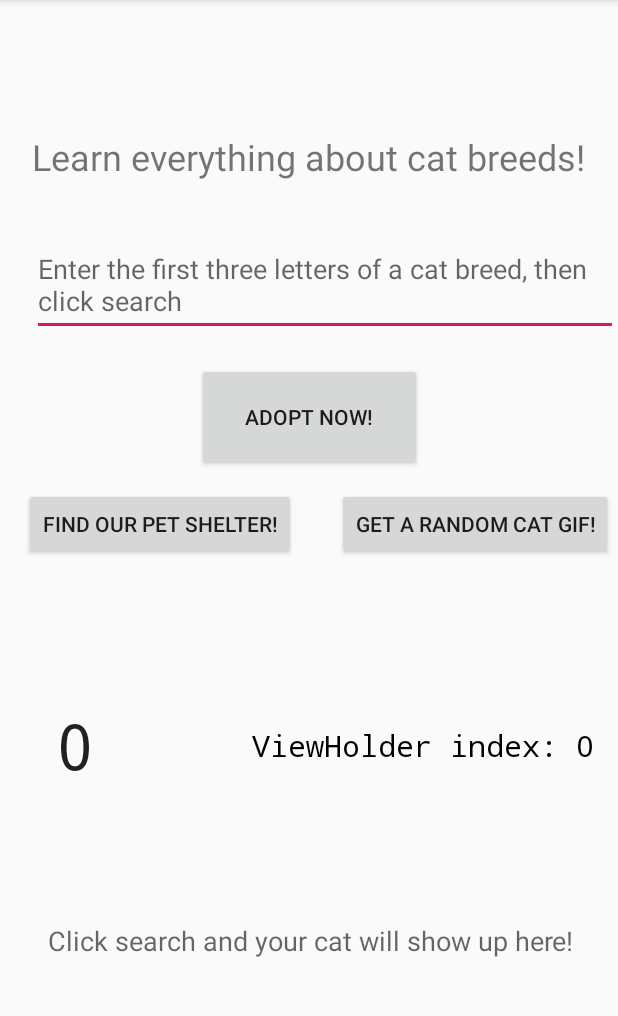
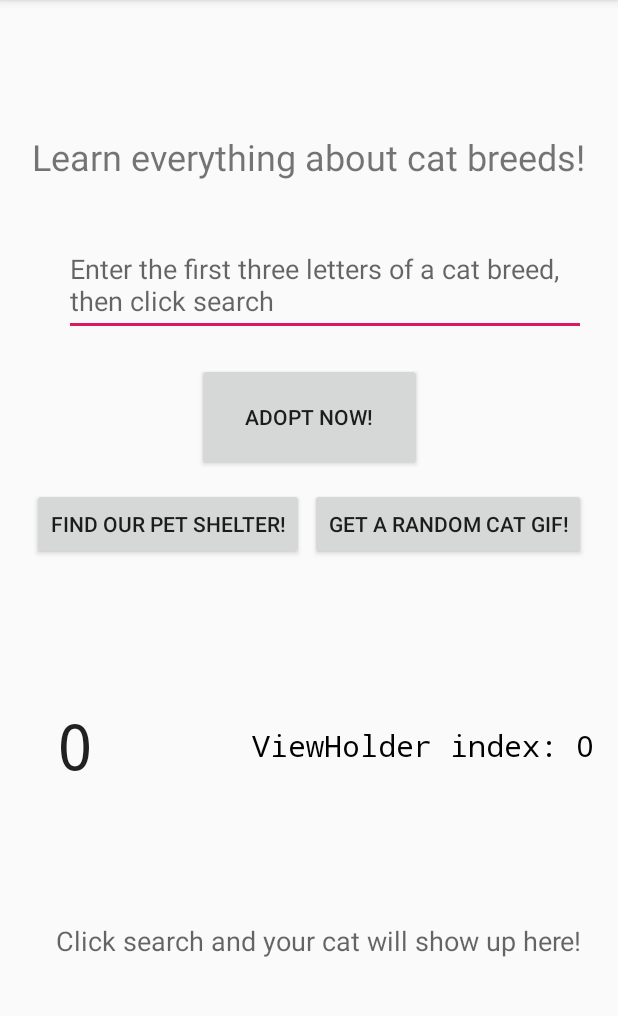
Before and after one commit to madameJeanette/WhoCat, an Android app: the screen it shows after launch (MainActivity), on a phone screen of 412 x 824 dp, the part 84-1100 px from its top. Run offline under Robolectric (Android 15) with nearby library versions, the phone set to English and light mode, and no system bars.

Commit message:
more layout work

```diff
--- a/app/src/main/res/layout/activity_main.xml
+++ b/app/src/main/res/layout/activity_main.xml
@@ -9,15 +9,17 @@
 
         <TextView
             android:id="@+id/textView"
-            android:layout_width="421dp"
+            android:layout_width="0dp"
             android:layout_height="68dp"
             android:layout_marginStart="21dp"
             android:layout_marginTop="88dp"
+            android:layout_marginEnd="21dp"
             android:layout_marginBottom="86dp"
             android:contentDescription="@string/catitle"
             android:text="@string/catitle"
             android:textSize="24sp"
             app:layout_constraintBottom_toTopOf="@+id/adopt-button"
+            app:layout_constraintEnd_toEndOf="parent"
             app:layout_constraintStart_toStartOf="parent"
             app:layout_constraintTop_toTopOf="parent" />
 
@@ -26,6 +28,8 @@
             android:id="@+id/et_search_box"
             android:layout_width="0dp"
             android:layout_height="0dp"
+            android:layout_marginStart="21dp"
+            android:layout_marginEnd="21dp"
             android:layout_marginBottom="18dp"
             android:autofillHints=""
             android:hint="@string/enter_search"
@@ -53,7 +57,7 @@
             android:layout_width="wrap_content"
             android:layout_height="wrap_content"
             android:layout_marginTop="325dp"
-            android:layout_marginEnd="3dp"
+            android:layout_marginEnd="21dp"
             android:onClick="onClickOpenWebpageGifButton"
             android:text="@string/gif"
             app:layout_constraintEnd_toEndOf="parent"
@@ -63,7 +67,7 @@
             android:id="@+id/geo-button"
             android:layout_width="wrap_content"
             android:layout_height="wrap_content"
-            android:layout_marginStart="16dp"
+            android:layout_marginStart="21dp"
             android:layout_marginTop="11dp"
             android:onClick="onClickOpenAddressButton"
             android:text="@string/geo"
@@ -97,8 +101,8 @@
             android:id="@+id/tv_cat_search_results_json"
             android:layout_width="0dp"
             android:layout_height="99dp"
-            android:layout_marginStart="16dp"
-            android:layout_marginEnd="11dp"
+            android:layout_marginStart="21dp"
+            android:layout_marginEnd="21dp"
             android:layout_marginBottom="70dp"
             android:hint="@string/hint"
             android:padding="16dp"
```
